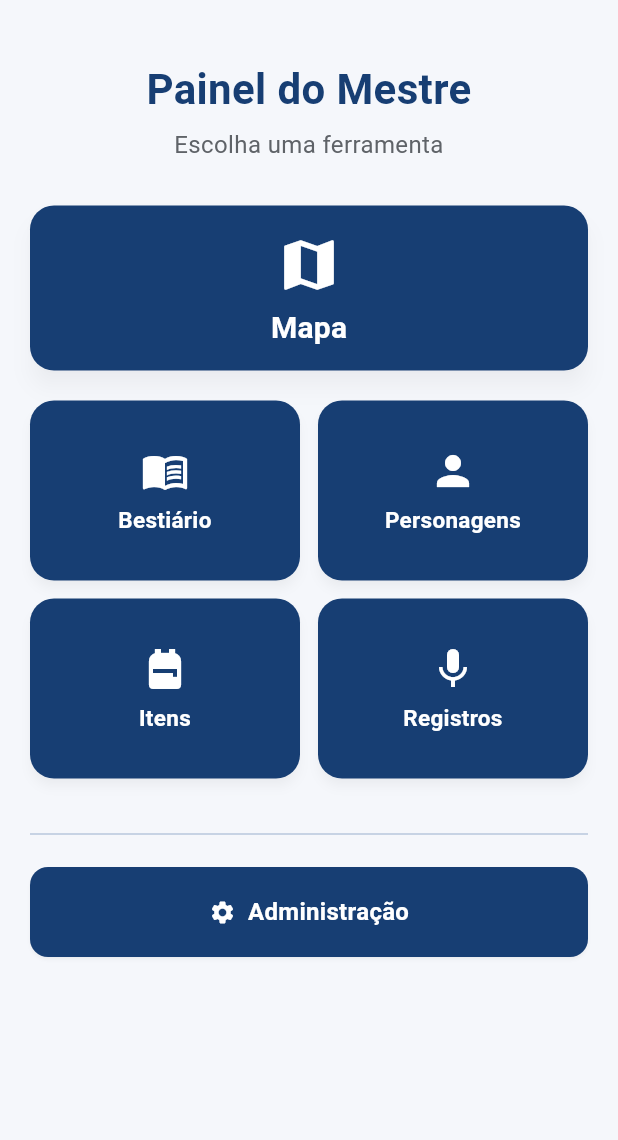
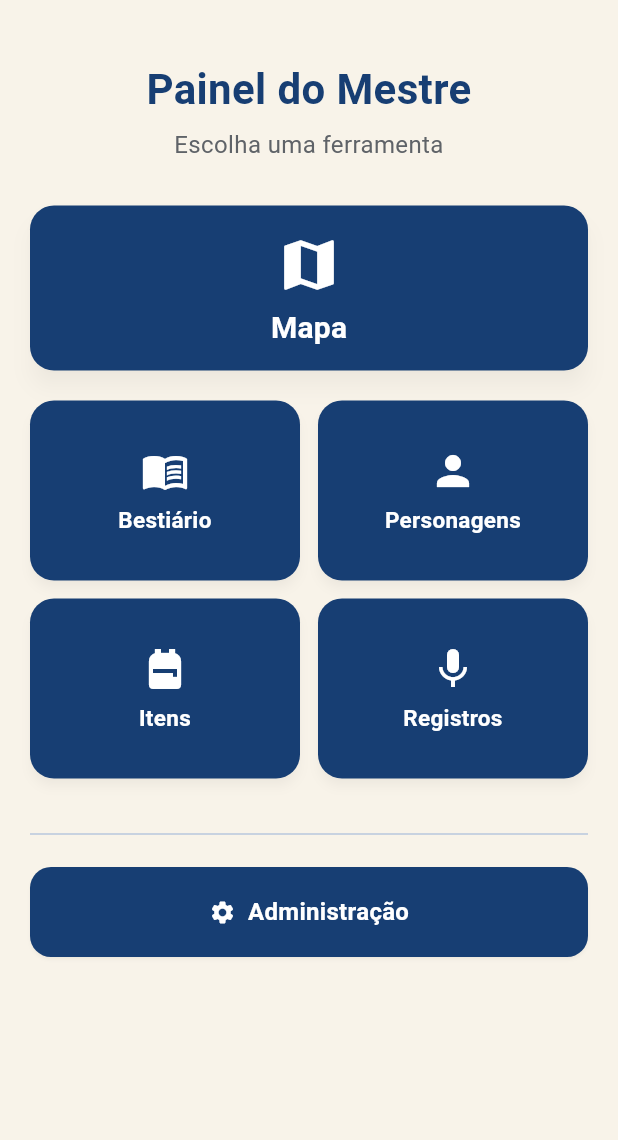
Before and after one commit to davibione-debug/gestor-de-mundos, a Flutter app: the screen it shows after launch, on a phone screen of 412 x 824 dp, the part 96-1236 px from its top. Run offline on Flutter 3.47's test engine with Material 3 defaults, Android fonts, the phone set to English and light mode, and no system bars; our stand-ins replace audioplayers, file_picker, flutter_riverpod, shared_preferences; missing offline and left inert: excel, record.

Commit message:
Atualiza tema e cartao de criaturas

```diff
--- a/lib/theme/app_colors.dart
+++ b/lib/theme/app_colors.dart
@@ -13,7 +13,7 @@ class PTColors {
   // ============================================================
 
   /// Fundo principal das telas.
-  static const Color background = Color(0xFFF5F7FB);
+  static const Color background = Color(0xFFF8F3E9);
 
   /// Fundo de cards, menus e superfícies.
   static const Color surface = Color(0xFFFFFFFF);
@@ -54,7 +54,7 @@ class PTColors {
   static const Color border = Color(0xFFB8C7DD);
 
   /// Texto principal.
-  static const Color text = Color(0xFF202124);
+  static const Color text = Color(0xFF2C2A27);
 
   /// Texto secundário.
   static const Color subtitle = Color(0xFF5F6368);
@@ -79,37 +79,37 @@ class PTColors {
   // CORES DOS TIPOS DE CRIATURA
   // ============================================================
 
-  static const Color fire = Color(0xFFD64545);
+  static const Color fire = Color(0xFFE53935);
 
-  static const Color water = Color(0xFF3D73C9);
+  static const Color water = Color(0xFF1E88E5);
 
-  static const Color grass = Color(0xFF4D9A5F);
+  static const Color grass = Color(0xFF43A047);
 
-  static const Color electric = Color(0xFFE3B341);
+  static const Color electric = Color(0xFFFDD835);
 
-  static const Color psychic = Color(0xFF7856A8);
+  static const Color psychic = Color(0xFF8E24AA);
 
-  static const Color ice = Color(0xFF2796B8);
+  static const Color ice = Color(0xFF00ACC1);
 
-  static const Color fighting = Color(0xFFE07A32);
+  static const Color fighting = Color(0xFFF4511E);
 
   // ============================================================
   // FUNDOS SUAVES DOS TIPOS
   // ============================================================
 
-  static const Color fireLight = Color(0xFFFBEAEA);
+  static const Color fireLight = Color(0xFFFFEBEE);
 
-  static const Color waterLight = Color(0xFFEAF1FB);
+  static const Color waterLight = Color(0xFFE3F2FD);
 
-  static const Color grassLight = Color(0xFFEAF5EC);
+  static const Color grassLight = Color(0xFFE8F5E9);
 
-  static const Color electricLight = Color(0xFFFFF7DF);
+  static const Color electricLight = Color(0xFFFFFDE7);
 
-  static const Color psychicLight = Color(0xFFF1ECF8);
+  static const Color psychicLight = Color(0xFFF3E5F5);
 
-  static const Color iceLight = Color(0xFFE7F5F8);
+  static const Color iceLight = Color(0xFFE0F7FA);
 
-  static const Color fightingLight = Color(0xFFFBEDE3);
+  static const Color fightingLight = Color(0xFFFBE9E7);
 
   // ============================================================
   // ELEMENTOS DE FICHA / DESTAQUE
@@ -119,5 +119,5 @@ class PTColors {
   static const Color powerBackground = Color(0xFFFFF8E7);
 
   /// Fundo neutro suave.
-  static const Color softSurface = Color(0xFFF8F9FC);
+  static const Color softSurface = Color(0xFFFDFAF4);
 }
--- a/lib/theme/app_theme.dart
+++ b/lib/theme/app_theme.dart
@@ -62,16 +62,16 @@ class AppTheme {
 
       cardTheme: CardThemeData(
         color: PTColors.surface,
-        elevation: 2,
-        shadowColor: PTColors.shadow,
+        elevation: 0,
+        color: PTColors.surface,
         margin: const EdgeInsets.symmetric(
           horizontal: 12,
           vertical: 8,
         ),
         shape: RoundedRectangleBorder(
-          borderRadius: BorderRadius.circular(16),
-          side: const BorderSide(
-            color: PTColors.border,
+          borderRadius: BorderRadius.circular(20), // Mais arredondado
+          side: BorderSide(
+            color: PTColors.border.withValues(alpha: 0.4), // Borda quase invisível
             width: 1,
           ),
         ),
@@ -98,7 +98,7 @@ class AppTheme {
             letterSpacing: 0.2,
           ),
           shape: RoundedRectangleBorder(
-            borderRadius: BorderRadius.circular(12),
+            borderRadius: BorderRadius.circular(14),
           ),
         ),
       ),
@@ -117,7 +117,7 @@ class AppTheme {
             fontWeight: FontWeight.w700,
           ),
           shape: RoundedRectangleBorder(
-            borderRadius: BorderRadius.circular(12),
+            borderRadius: BorderRadius.circular(14),
           ),
         ),
       ),
@@ -139,7 +139,7 @@ class AppTheme {
             fontWeight: FontWeight.w700,
           ),
           shape: RoundedRectangleBorder(
-            borderRadius: BorderRadius.circular(12),
+            borderRadius: BorderRadius.circular(14),
           ),
         ),
       ),
@@ -156,7 +156,7 @@ class AppTheme {
             fontWeight: FontWeight.w700,
           ),
           shape: RoundedRectangleBorder(
-            borderRadius: BorderRadius.circular(10),
+            borderRadius: BorderRadius.circular(12),
           ),
         ),
       ),
@@ -188,7 +188,7 @@ class AppTheme {
         suffixIconColor: PTColors.text,
 
         enabledBorder: OutlineInputBorder(
-          borderRadius: BorderRadius.circular(12),
+          borderRadius: BorderRadius.circular(14),
           borderSide: const BorderSide(
             color: PTColors.border,
             width: 1,
@@ -196,7 +196,7 @@ class AppTheme {
         ),
 
         focusedBorder: OutlineInputBorder(
-          borderRadius: BorderRadius.circular(12),
+          borderRadius: BorderRadius.circular(14),
           borderSide: const BorderSide(
             color: PTColors.primary,
             width: 2,
@@ -204,7 +204,7 @@ class AppTheme {
         ),
 
         errorBorder: OutlineInputBorder(
-          borderRadius: BorderRadius.circular(12),
+          borderRadius: BorderRadius.circular(14),
           borderSide: const BorderSide(
             color: PTColors.danger,
             width: 1.2,
@@ -212,7 +212,7 @@ class AppTheme {
         ),
 
         focusedErrorBorder: OutlineInputBorder(
-          borderRadius: BorderRadius.circular(12),
+          borderRadius: BorderRadius.circular(14),
           borderSide: const BorderSide(
             color: PTColors.danger,
             width: 2,
@@ -220,7 +220,7 @@ class AppTheme {
         ),
 
         disabledBorder: OutlineInputBorder(
-          borderRadius: BorderRadius.circular(12),
+          borderRadius: BorderRadius.circular(14),
           borderSide: BorderSide(
             color: PTColors.border.withValues(alpha: 0.6),
           ),
@@ -248,7 +248,7 @@ class AppTheme {
           elevation: const WidgetStatePropertyAll(4),
           shape: WidgetStatePropertyAll(
             RoundedRectangleBorder(
-              borderRadius: BorderRadius.circular(12),
+              borderRadius: BorderRadius.circular(14),
             ),
           ),
         ),
@@ -330,7 +330,7 @@ class AppTheme {
         behavior: SnackBarBehavior.floating,
         elevation: 4,
         shape: RoundedRectangleBorder(
-          borderRadius: BorderRadius.circular(12),
+          borderRadius: BorderRadius.circular(14),
         ),
         contentTextStyle: const TextStyle(
           fontSize: 15,
--- a/lib/widgets/criatura_card.dart
+++ b/lib/widgets/criatura_card.dart
@@ -93,7 +93,11 @@ class CriaturaCard extends StatelessWidget {
         ),
         decoration: BoxDecoration(
           color: PTColors.softSurface,
-          borderRadius: BorderRadius.circular(8),
+          borderRadius: BorderRadius.circular(12),
+          border: Border.all(
+            color: PTColors.border.withValues(alpha: 0.3),
+            width: 1,
+          ),
         ),
         child: Row(
           children: [
@@ -395,7 +399,16 @@ class CriaturaCard extends StatelessWidget {
                 10,
                 11,
               ),
-              color: PTColors.fire,
+              decoration: BoxDecoration(
+                gradient: LinearGradient(
+                  colors: [
+                    PTColors.fire.withValues(alpha: 0.9),
+                    const Color(0xFF9A2424),
+                  ],
+                  begin: Alignment.topLeft,
+                  end: Alignment.bottomRight,
+                ),
+              ),
               child: Column(
                 crossAxisAlignment: CrossAxisAlignment.start,
                 children: [
--- a/pubspec.yaml
+++ b/pubspec.yaml
@@ -16,6 +16,7 @@ dependencies:
     sdk: flutter
   flutter_riverpod: ^2.6.1
   shared_preferences: ^2.5.3
+  google_fonts: ^8.2.1
 
 dev_dependencies:
   analyzer: ^13.0.0
```
Also changed, not shown: pubspec.lock.
